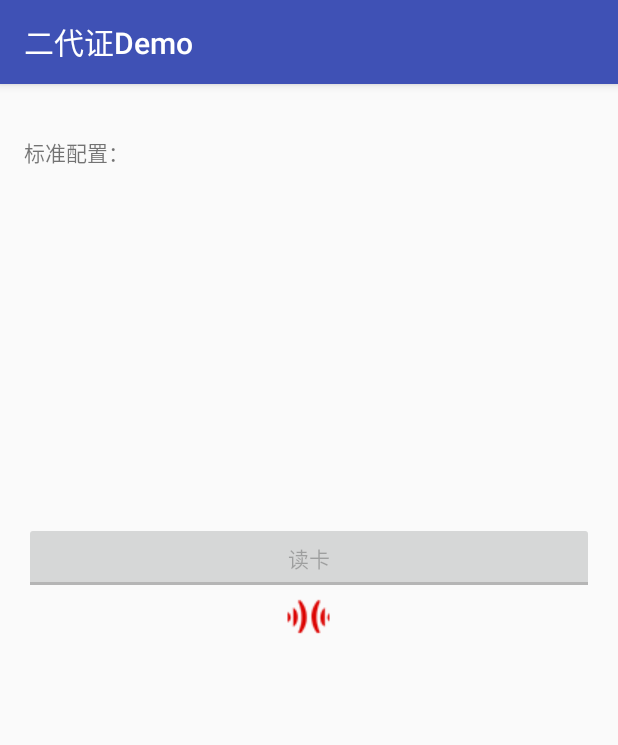
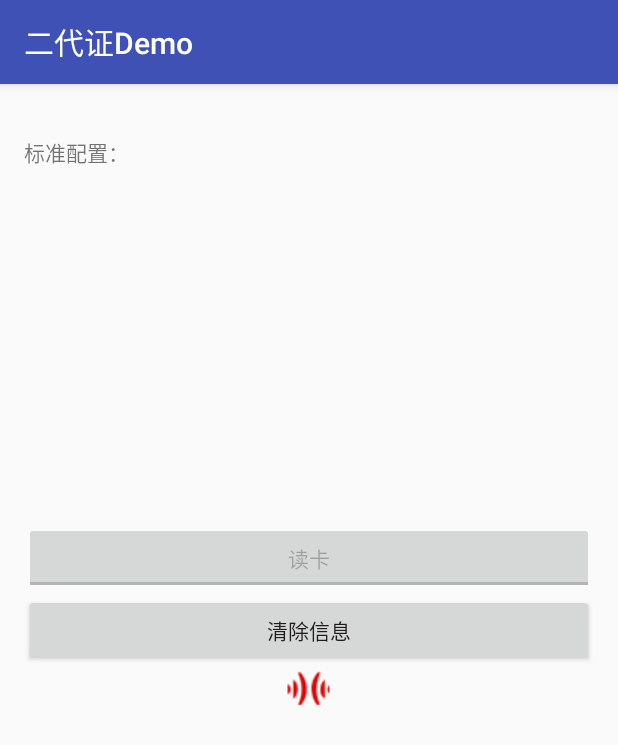
Before and after one commit to SpeedataApp/Identity_AS, an Android app: the screen it shows after launch (MainActivity), after a tap on "确定", on a phone screen of 412 x 824 dp. Shown: the top 745 px of the screen. Run offline under Robolectric (Android 15) with nearby library versions, the phone set to English and light mode, and no system bars; libraries missing offline, so code that uses them is left out: android.serialport, com.speedata.libid2, com.speedata.libutils, com.speedata.utils, com.yanzhenjie.permission; 9 statements that could not run were skipped.

Commit message:
tw:更新device到1.6.8    界面加入清楚信息按钮

```diff
--- a/app/build.gradle
+++ b/app/build.gradle
@@ -8,7 +8,7 @@ android {
         minSdkVersion 19
         targetSdkVersion 22
         versionCode 2
-        versionName "1.1"
+        versionName "1.1.0"
         testInstrumentationRunner "android.support.test.runner.AndroidJUnitRunner"
 //        ndk {
 //            abiFilters 'armeabi'// 'armeabi-v7a', 'arm64-v8a', 'x86', 'x86_64', 'mips', 'mips64'
@@ -35,9 +35,9 @@ dependencies {
     })
     implementation 'com.android.support:appcompat-v7:28.0.0'
     testImplementation 'junit:junit:4.12'
-    implementation 'com.speedata:libid2:2.6.0'
-    implementation 'com.github.SpeedataG:Device:1.6.4'
     implementation 'com.alibaba:fastjson:1.2.54'
+    implementation 'com.speedata:libid2:2.5.9'
+    implementation 'com.github.SpeedataG:Device:1.6.8'
     //6.0权限添加三方库
     implementation 'com.yanzhenjie:permission:1.1.2'
 }
--- a/app/src/main/java/com/speedata/identity_as/MainActivity.java
+++ b/app/src/main/java/com/speedata/identity_as/MainActivity.java
@@ -13,6 +13,8 @@ import android.support.annotation.NonNull;
 import android.support.v7.app.AlertDialog;
 import android.support.v7.app.AppCompatActivity;
 import android.util.Log;
+import android.view.View;
+import android.widget.Button;
 import android.widget.CompoundButton;
 import android.widget.ImageView;
 import android.widget.TextView;
@@ -34,7 +36,7 @@ import com.yanzhenjie.permission.RationaleListener;
 import java.io.IOException;
 import java.util.List;
 
-public class MainActivity extends AppCompatActivity {
+public class MainActivity extends AppCompatActivity implements View.OnClickListener {
     private TextView tvIDInfor;
     private ImageView imgPic;
 
@@ -46,6 +48,8 @@ public class MainActivity extends AppCompatActivity {
     private ImageView imageView;
     private TextView tvTime;
     private IID2Service iid2Service;
+
+
     @SuppressLint("HandlerLeak")
     Handler handler = new Handler() {
         @Override
@@ -76,6 +80,10 @@ public class MainActivity extends AppCompatActivity {
             }
         }
     };
+    /**
+     * 清除信息
+     */
+    private Button mBtnClear;
 
     @Override
     protected void onCreate(Bundle savedInstanceState) {
@@ -83,7 +91,7 @@ public class MainActivity extends AppCompatActivity {
         PlaySoundUtils.initSoundPool(this);
         permission();
         initUI();
-        initID();
+        initView();
         boolean isExit = ConfigUtils.isConfigFileExists();
         if (isExit) {
             tvConfig.setText("定制配置：\n");
@@ -98,6 +106,30 @@ public class MainActivity extends AppCompatActivity {
         }
         tvConfig.append("串口:" + pasm.getSerialPort() + "  波特率：" + pasm.getBraut() + " 上电类型:" +
                 pasm.getPowerType() + " GPIO:" + gpio);
+//        tvConfig.append("串口:" + "ttyMT0" + "  波特率：" + "115200" + " 上电类型:" +
+//                "NEW_MAIN" + " GPIO:" + "12");
+    }
+
+    @Override
+    protected void onResume() {
+        super.onResume();
+        initID();
+    }
+
+    @Override
+    protected void onStop() {
+        super.onStop();
+        try {
+//            DeviceControlSpd deviceControlSpd = new DeviceControlSpd();
+//            deviceControlSpd.gtPower("printer_close");
+//            deviceControlSpd.gtPower("charge_off");
+            //退出 释放二代证模块
+            if (iid2Service != null) {
+                iid2Service.releaseDev();
+            }
+        } catch (IOException e) {
+            e.printStackTrace();
+        }
     }
 
     private void initUI() {
@@ -158,28 +190,27 @@ public class MainActivity extends AppCompatActivity {
             public void run() {
                 iid2Service = IDManager.getInstance();
                 try {
+//                    DeviceControlSpd deviceControlSpd = new DeviceControlSpd();
+//                    deviceControlSpd.gtPower("printer_open");
+////
+//                    final boolean result = iid2Service.initDev(MainActivity.this, new IDReadCallBack() {
+//                        @OverridedeviceControlSpd.gtPower("charge_on");
+//                        public void callBack(IDInfor infor) {
+//                            Message message = new Message();
+//                            message.obj = infor;
+//                            handler.sendMessage(message);
+//                        }
+//                    }, "/dev/ttyHSL2", 115200, null, null);
 
-                    DeviceControlSpd deviceControlSpd = new DeviceControlSpd();
-                    deviceControlSpd.gtPower("printer_open");
-                    final boolean result = iid2Service.initDev(MainActivity.this, new IDReadCallBack() {
+                    final boolean result = iid2Service.initDev(MainActivity.this
+                            , new IDReadCallBack() {
                                 @Override
                                 public void callBack(IDInfor infor) {
                                     Message message = new Message();
                                     message.obj = infor;
                                     handler.sendMessage(message);
                                 }
-                    }, "/dev/ttyHSL1", 115200, null, null);
-
-//                    final boolean result = iid2Service.initDev(MainActivity.this
-//                            , new IDReadCallBack() {
-//                                @Override
-//                                public void callBack(IDInfor infor) {
-//                                    Message message = new Message();
-//                                    message.obj = infor;
-//                                    handler.sendMessage(message);
-//                                }
-//                            });
-
+                            });
                     showResult(result, "");
 
                 } catch (IOException e) {
@@ -240,14 +271,25 @@ public class MainActivity extends AppCompatActivity {
 
     @Override
     protected void onDestroy() {
-        try {
-            //退出 释放二代证模块
-            if (iid2Service != null) {
-                iid2Service.releaseDev();
-            }
-        } catch (IOException e) {
-            e.printStackTrace();
-        }
+
         super.onDestroy();
     }
+
+    private void initView() {
+        mBtnClear = (Button) findViewById(R.id.btn_clear);
+        mBtnClear.setOnClickListener(this);
     }
+
+    @Override
+    public void onClick(View v) {
+        switch (v.getId()) {
+            default:
+                break;
+            case R.id.btn_clear:
+                tvTime.setText("耗时：" + 0 + "ms");
+                tvIDInfor.setText("");
+                imgPic.setImageBitmap(null);
+                break;
+        }
+    }
+}
--- a/app/src/main/res/layout/activity_main.xml
+++ b/app/src/main/res/layout/activity_main.xml
@@ -1,51 +1,47 @@
 <?xml version="1.0" encoding="utf-8"?>
-<LinearLayout
+<LinearLayout xmlns:android="http://schemas.android.com/apk/res/android"
+    xmlns:tools="http://schemas.android.com/tools"
     android:id="@+id/activity_idtest"
-    xmlns:android="http://schemas.android.com/apk/res/android"
-    xmlns:tools="http://schemas.android.com/tools"
     android:layout_width="match_parent"
     android:layout_height="match_parent"
     android:orientation="vertical"
-    android:paddingBottom="@dimen/activity_vertical_margin"
     android:paddingLeft="@dimen/activity_horizontal_margin"
+    android:paddingTop="@dimen/activity_vertical_margin"
     android:paddingRight="@dimen/activity_horizontal_margin"
-    android:paddingTop="@dimen/activity_vertical_margin"
-    >
+    android:paddingBottom="@dimen/activity_vertical_margin">
 
     <CheckBox
         android:id="@+id/checkbox_wit_finger"
         android:layout_width="fill_parent"
         android:layout_height="wrap_content"
         android:text="@string/need_finger"
-        android:visibility="gone"/>
+        android:visibility="gone" />
 
     <TextView
         android:id="@+id/tv_msg"
         android:layout_width="fill_parent"
         android:layout_height="wrap_content"
-        android:text=""/>
+        android:text="" />
 
     <TextView
         android:id="@+id/tv_config"
         android:layout_width="fill_parent"
-        android:layout_height="wrap_content"
-        />
+        android:layout_height="wrap_content" />
 
     <LinearLayout
         android:layout_width="fill_parent"
         android:layout_height="200dp"
         android:orientation="horizontal"
-        android:paddingBottom="3dp"
         android:paddingLeft="3dp"
+        android:paddingTop="3dp"
         android:paddingRight="3dp"
-        android:paddingTop="3dp">
+        android:paddingBottom="3dp">
 
         <TextView
             android:id="@+id/tv_idinfor"
             android:layout_width="0dp"
             android:layout_height="200dp"
-            android:layout_weight="1"
-            />
+            android:layout_weight="1" />
 
         <LinearLayout
             android:layout_width="0dp"
@@ -58,15 +54,14 @@
                 android:layout_width="150dp"
                 android:layout_height="150dp"
                 android:layout_gravity="center"
-                android:layout_marginRight="10dp"
                 android:layout_marginTop="5dp"
-                />
+                android:layout_marginRight="10dp" />
 
             <ImageView
                 android:id="@+id/img_finger"
                 android:layout_width="wrap_content"
                 android:layout_height="0dp"
-                android:layout_weight="1"/>
+                android:layout_weight="1" />
 
         </LinearLayout>
 
@@ -84,29 +79,28 @@
             android:layout_width="0dp"
             android:layout_height="wrap_content"
             android:layout_weight="1"
-            android:text="search"/>
+            android:text="search" />
 
         <Button
             android:id="@+id/btn_select"
             android:layout_width="0dp"
             android:layout_height="wrap_content"
             android:layout_weight="1"
-            android:text="select"/>
+            android:text="select" />
 
         <Button
             android:id="@+id/btn_read"
             android:layout_width="0dp"
             android:layout_height="wrap_content"
             android:layout_weight="1"
-            android:text="Read"/>
+            android:text="Read" />
 
     </LinearLayout>
 
     <TextView
         android:id="@+id/tv_time"
         android:layout_width="fill_parent"
-        android:layout_height="wrap_content"
-        />
+        android:layout_height="wrap_content" />
 
     <ToggleButton
         android:id="@+id/btn_get"
@@ -114,14 +108,21 @@
         android:layout_height="wrap_content"
         android:text="读取身份证"
         android:textOff="读卡"
-        android:textOn="停止"/>
+        android:textOn="停止" />
+
+    <Button
+        android:id="@+id/btn_clear"
+        android:layout_width="match_parent"
+        android:layout_height="wrap_content"
+        android:text="清除信息" />
+
 
     <ImageView
         android:id="@+id/img_logo"
         android:layout_width="wrap_content"
         android:layout_height="wrap_content"
         android:layout_gravity="center"
-        android:src="@drawable/icon_logo"/>
+        android:src="@drawable/icon_logo" />
 
 
 </LinearLayout>
```
Also changed, not shown: app/src/main/AndroidManifest.xml (+11 -8 lines), 1 other file. Lines whose indentation alone changed are shown as unchanged.
